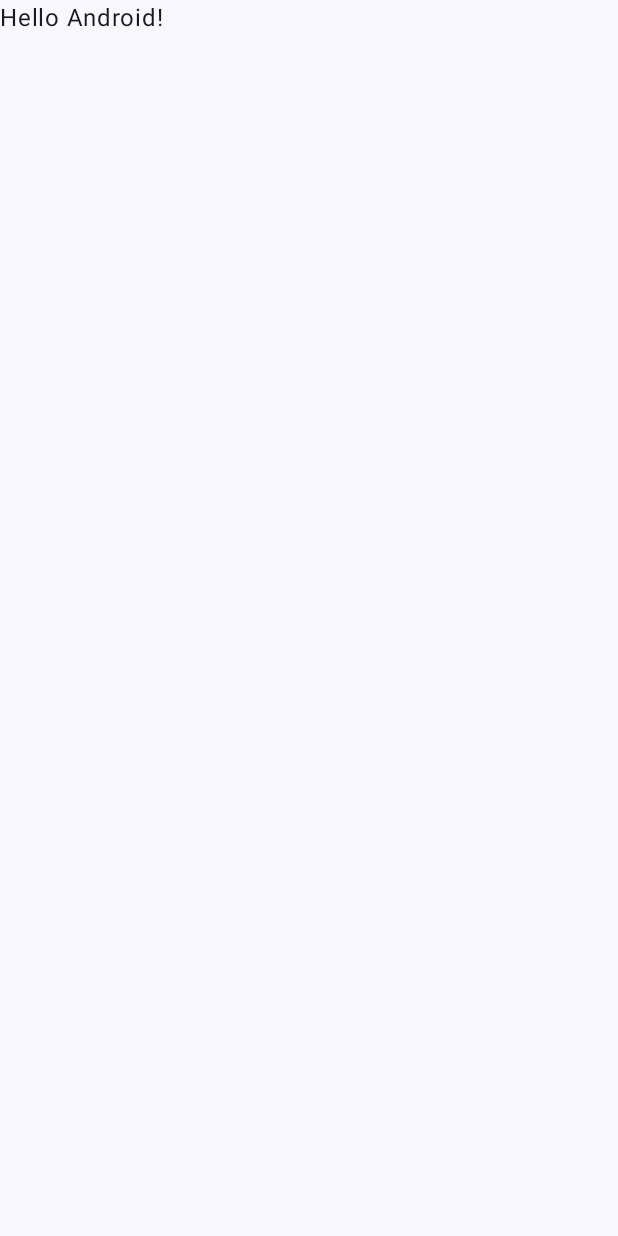
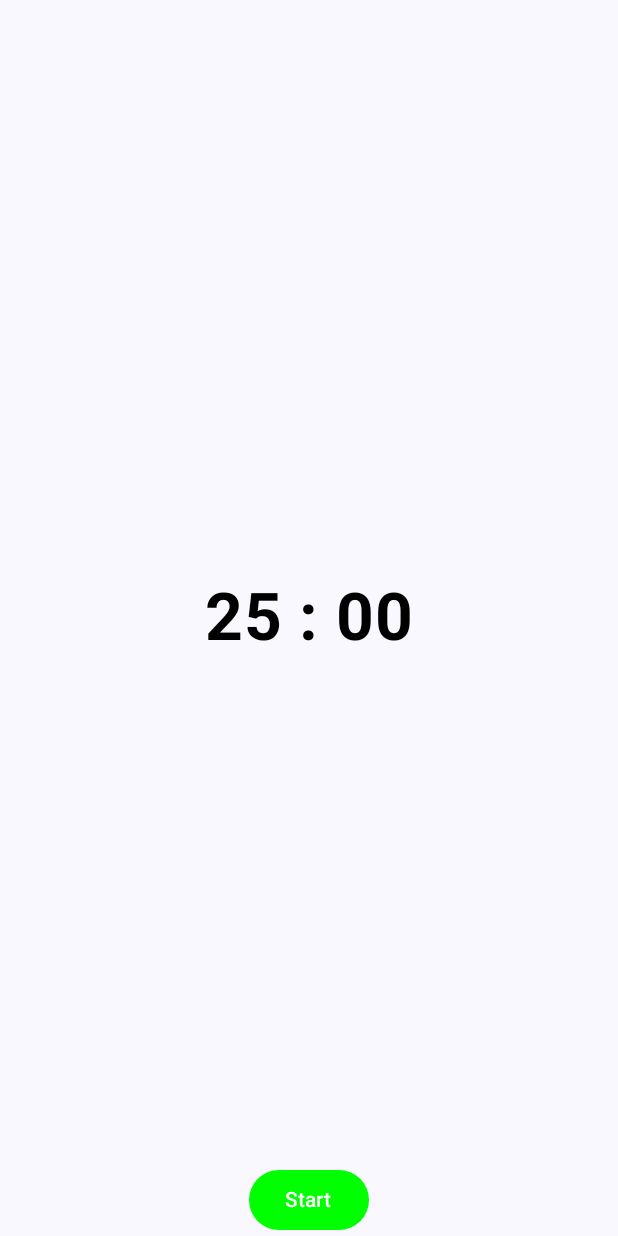
Before and after one commit to darrylssi/pom, an Android app built with Jetpack Compose: the screen it shows after launch (MainActivity), on a phone screen of 412 x 824 dp. Before the commit the screen is almost empty. Run offline under Robolectric (Android 15) with nearby library versions, the phone set to English and light mode, and no system bars.

Commit message:
Add timer

```diff
--- a/app/src/main/java/nz/ac/uclive/daa59/topom/MainActivity.kt
+++ b/app/src/main/java/nz/ac/uclive/daa59/topom/MainActivity.kt
@@ -3,13 +3,25 @@ package nz.ac.uclive.daa59.topom
 import android.os.Bundle
 import androidx.activity.ComponentActivity
 import androidx.activity.compose.setContent
+import androidx.compose.foundation.layout.Box
 import androidx.compose.foundation.layout.fillMaxSize
+import androidx.compose.material3.Button
+import androidx.compose.material3.ButtonDefaults
 import androidx.compose.material3.MaterialTheme
 import androidx.compose.material3.Surface
 import androidx.compose.material3.Text
 import androidx.compose.runtime.Composable
+import androidx.compose.runtime.LaunchedEffect
+import androidx.compose.runtime.mutableStateOf
+import androidx.compose.runtime.remember
+import androidx.compose.runtime.getValue
+import androidx.compose.runtime.setValue
+import androidx.compose.ui.Alignment
 import androidx.compose.ui.Modifier
-import androidx.compose.ui.tooling.preview.Preview
+import androidx.compose.ui.graphics.Color
+import androidx.compose.ui.text.font.FontWeight
+import androidx.compose.ui.unit.sp
+import kotlinx.coroutines.delay
 import nz.ac.uclive.daa59.topom.ui.theme.ToPomTheme
 
 class MainActivity : ComponentActivity() {
@@ -22,7 +34,7 @@ class MainActivity : ComponentActivity() {
                     modifier = Modifier.fillMaxSize(),
                     color = MaterialTheme.colorScheme.background
                 ) {
-                    Greeting("Android")
+                    Timer(totalTime = 25L*60L*1000L)
                 }
             }
         }
@@ -30,17 +42,62 @@ class MainActivity : ComponentActivity() {
 }
 
 @Composable
-fun Greeting(name: String, modifier: Modifier = Modifier) {
-    Text(
-        text = "Hello $name!",
-        modifier = modifier
-    )
-}
+fun Timer(
+    totalTime: Long
+) {
+    var value by remember { mutableStateOf(0f) }
+    var currentTime by remember { mutableStateOf(totalTime) }
+    var currentSec by remember { mutableStateOf(0L) }
+    var currentMin by remember { mutableStateOf(25L) }
+    var isTimerOn by remember { mutableStateOf(false) }
 
-@Preview(showBackground = true)
-@Composable
-fun GreetingPreview() {
-    ToPomTheme {
-        Greeting("Android")
+    LaunchedEffect(key1 = currentTime, key2 = isTimerOn) {
+        if(currentTime > 0 && isTimerOn) {
+            delay(100L)
+            currentTime -= 100L
+            value = currentTime / totalTime.toFloat()
+            currentSec = (currentTime / 1000L).mod(60L)
+            currentMin = (currentTime / 1000L) / 60L
+        }
+    }
+    Box(
+        contentAlignment = Alignment.Center,
+    ) {
+        Text(
+            text = if (currentSec < 10) {
+                "$currentMin : 0$currentSec"
+            } else {
+                "$currentMin : $currentSec"
+            },
+            fontSize = 44.sp,
+            fontWeight = FontWeight.Bold,
+            color = Color.Black
+        )
+        Button(
+            onClick = {
+                if(currentTime <= 0L) {
+                    currentTime = totalTime
+                    isTimerOn = true
+                } else {
+                    isTimerOn = !isTimerOn
+                }
+            },
+            modifier = Modifier.align(Alignment.BottomCenter),
+            // change button color
+            colors = ButtonDefaults.buttonColors(
+                containerColor = if (!isTimerOn || currentTime <= 0L) {
+                    Color.Green
+                } else {
+                    Color.Red
+                }
+            )
+        ) {
+            Text(
+                // change the text of button based on values
+                text = if (isTimerOn && currentTime >= 0L) "Stop"
+                else if (!isTimerOn && currentTime >= 0L) "Start"
+                else "Restart"
+            )
+        }
     }
 }
```
